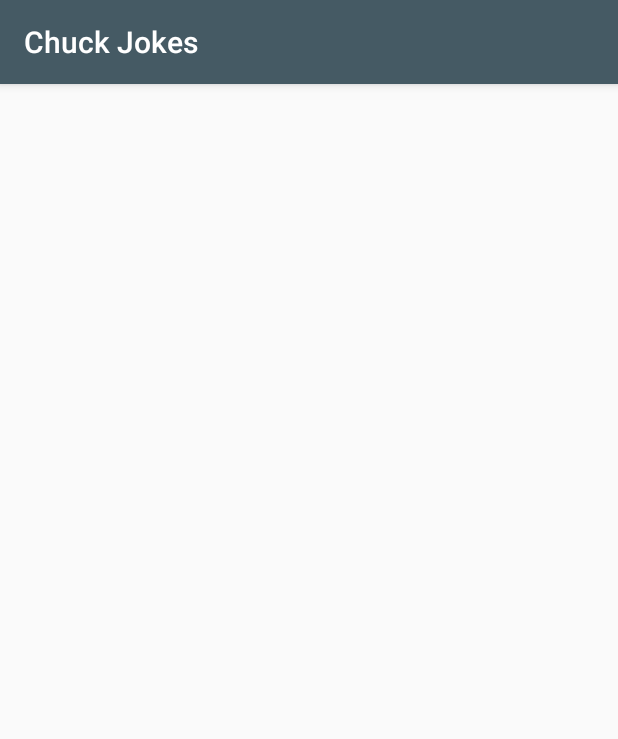
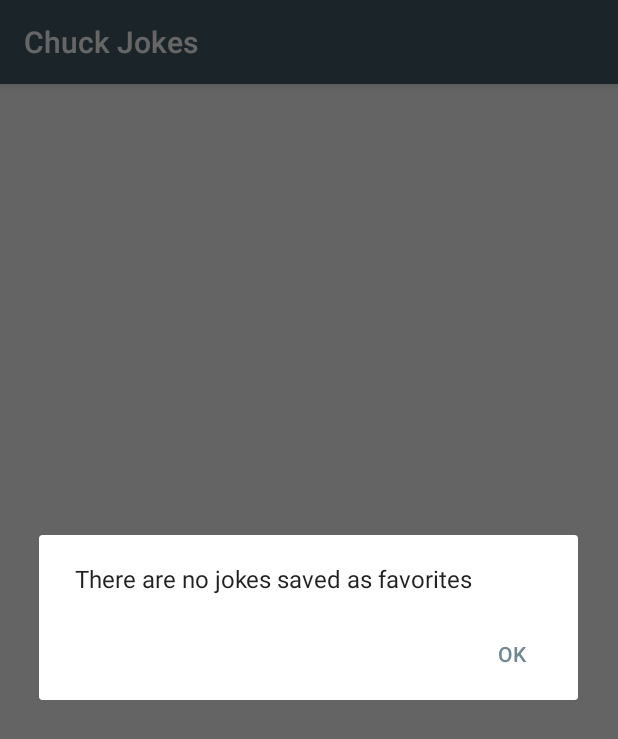
Before and after one commit to HIAE/android-test, an Android app: the screen it shows after launch (FavoritesJokesActivity), after a tap on "List of Favorites Jokes", on a phone screen of 412 x 824 dp. Shown: the top 739 px of the screen. Run offline under Robolectric (Android 15) with nearby library versions, the light colour scheme and no system bars; our stand-ins replace Room's generated code; libraries missing offline, so code that uses them is left out: com.treebo.internetavailabilitychecker; 3 statements that could not run were skipped.

Commit message:
refactor ItemNotFoundDialog

```diff
--- a/chuckjokes/src/main/java/com/renanparis/chuckjokes/ui/activity/CategoriesActivity.kt
+++ b/chuckjokes/src/main/java/com/renanparis/chuckjokes/ui/activity/CategoriesActivity.kt
@@ -71,10 +71,14 @@ class CategoriesActivity : AppCompatActivity(), InternetConnectivityListener {
                 }
                 Status.ERROR -> {
                     categories_joke_progress.visibility = View.GONE
-                    ItemNotFoundDialog(this).show()
+                    showDialogError()
                 }
             }
         })
+    }
+
+    private fun showDialogError() {
+        ItemNotFoundDialog(this, this.getString(R.string.message_warning_dialog)).show()
     }
 
     private fun configRecyclerView() {
--- a/chuckjokes/src/main/java/com/renanparis/chuckjokes/ui/activity/FavoritesJokesActivity.kt
+++ b/chuckjokes/src/main/java/com/renanparis/chuckjokes/ui/activity/FavoritesJokesActivity.kt
@@ -39,19 +39,22 @@ class FavoritesJokesActivity : AppCompatActivity() {
                 Status.SUCCESS -> {
                     list_favorites_joke_progress.visibility = View.GONE
                     resources.data?.let { jokes ->
+                        if (jokes.isEmpty()) {
+                          showDialog(this.getString(R.string.message_warning_dialog_no_favorites))
+                        }
                         adapter.update(jokes)
                     }
                 }
                 Status.ERROR -> {
                     list_favorites_joke_progress.visibility = View.GONE
-                    showDialogError()
+                    showDialog(this.getString(R.string.message_warning_dialog_favorites_error))
                 }
             }
         })
     }
 
-    private fun showDialogError() {
-        val itemNotFoundDialog = ItemNotFoundDialog(this)
+    private fun showDialog(message: String) {
+        val itemNotFoundDialog = ItemNotFoundDialog(this, message)
         itemNotFoundDialog.show()
         itemNotFoundDialog.onItemClickListener = {
             finish()
--- a/chuckjokes/src/main/java/com/renanparis/chuckjokes/ui/activity/RandomJokeActivity.kt
+++ b/chuckjokes/src/main/java/com/renanparis/chuckjokes/ui/activity/RandomJokeActivity.kt
@@ -126,7 +126,8 @@ class RandomJokeActivity : AppCompatActivity() {
     }
 
     private fun showDialogError() {
-        val dialog = ItemNotFoundDialog(this)
+        val dialog = ItemNotFoundDialog(this,
+                this.getString(R.string.message_warning_dialog))
         dialog.onItemClickListener = {
             finish()
         }
--- a/chuckjokes/src/main/java/com/renanparis/chuckjokes/ui/dialog/ItemNotFoundDialog.kt
+++ b/chuckjokes/src/main/java/com/renanparis/chuckjokes/ui/dialog/ItemNotFoundDialog.kt
@@ -6,12 +6,13 @@ import android.content.DialogInterface
 import com.renanparis.chuckjokes.R
 
 class ItemNotFoundDialog(private val context: Context,
+                         private val message: String,
                          var onItemClickListener: () -> Unit = {}) {
 
 
     fun show() {
         AlertDialog.Builder(context)
-                .setMessage(context.getString(R.string.message_warning_dialog))
+                .setMessage(message)
                 .setPositiveButton(context.getString(R.string.name_button_warning_dialog)) { dialog, _ ->
                     dialog.dismiss()
                     onItemClickListener()
--- a/chuckjokes/src/main/res/values/strings.xml
+++ b/chuckjokes/src/main/res/values/strings.xml
@@ -9,6 +9,7 @@
     <string name="message_add_favorite_error">Unable to save the joke as a favorites, please try later</string>
     <string name="message_warning_dialog">Unable to load the information. Please check your connection or try later.</string>
     <string name="message_warning_dialog_no_favorites">There are no jokes saved as favorites</string>
+    <string name="message_warning_dialog_favorites_error">There was an error fetching your favorite jokes</string>
     <string name="name_button_warning_dialog">Ok</string>
     <string name="title_remove_favorite_joke_dialog">Favorite Joke</string>
     <string name="name_positive_button_remove_favorite_joke_dialog">Confirm</string>
```
